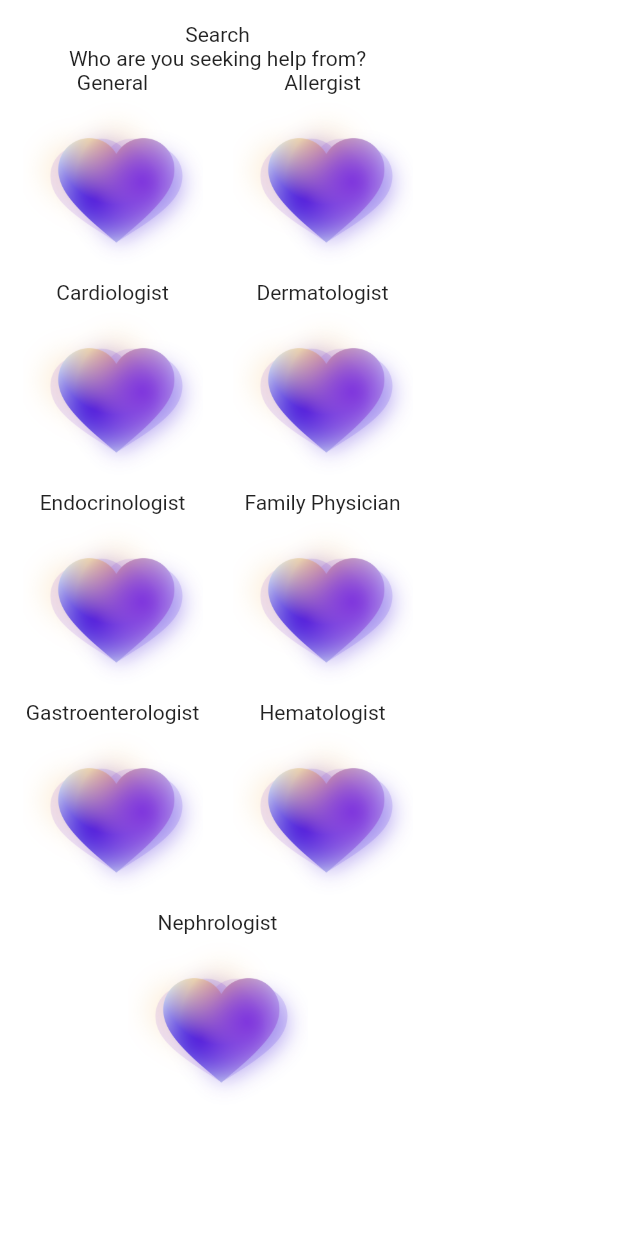
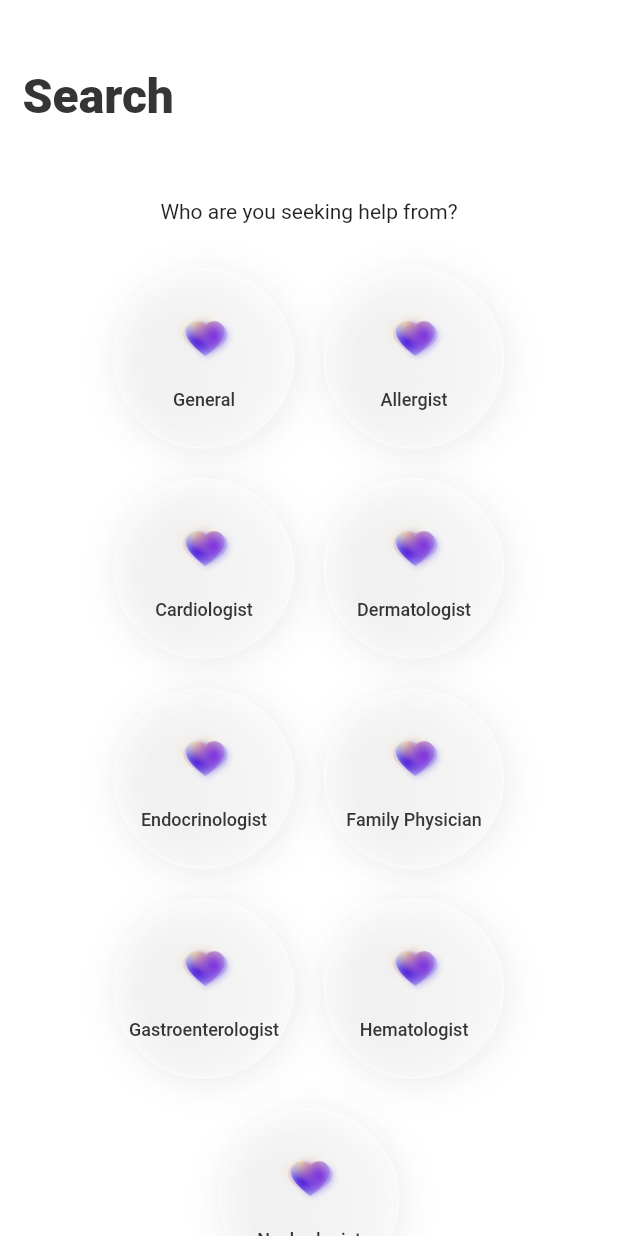
Before and after one commit to Black3800/zeeu, a Flutter app: the SearchPage screen opened directly with empty values, on a phone screen of 412 x 824 dp. Run offline on Flutter 3.47's test engine with Material 2 defaults, Android fonts, the phone set to English and light mode, and no system bars; our stand-ins replace cloud_firestore, file_picker, firebase_auth, firebase_core, firebase_storage, flutter_image_compress and 3 more; accounts and stored records are empty.

Commit message:
Update Search page

```diff
--- a/lib/pages/search_page.dart
+++ b/lib/pages/search_page.dart
@@ -1,9 +1,11 @@
 import 'package:ZeeU/utils/constants.dart';
+import 'package:ZeeU/utils/palette.dart';
 import 'package:ZeeU/widgets/search/specialty_card.dart';
 import 'package:flutter/material.dart';
 
 class SearchPage extends StatefulWidget {
-  const SearchPage({Key? key, required this.notifyRouteChange}) : super(key: key);
+  const SearchPage({Key? key, required this.notifyRouteChange})
+      : super(key: key);
 
   final Function(String, String) notifyRouteChange;
 
@@ -12,7 +14,6 @@ class SearchPage extends StatefulWidget {
 }
 
 class _SearchPageState extends State<SearchPage> {
-
   @override
   Widget build(BuildContext context) {
     return Scaffold(
@@ -20,10 +21,30 @@ class _SearchPageState extends State<SearchPage> {
         body: SingleChildScrollView(
           child: Padding(
               padding: const EdgeInsets.all(15),
-            child: Column(
-              children: [
-                const Text('Search'),
-                const Text('Who are you seeking help from?'),
+              child: Column(children: [
+                const SizedBox(
+                  height: 30,
+                ),
+                Align(
+                  alignment: Alignment.topLeft,
+                  child: Text(
+                    'Search',
+                    style: Theme.of(context)
+                        .textTheme
+                        .headline1!
+                        .apply(color: Palette.jet),
+                  ),
+                ),
+                const SizedBox(
+                  height: 50,
+                ),
+                const Align(
+                  alignment: Alignment.topCenter,
+                  child: Text('Who are you seeking help from?'),
+                ),
+                const SizedBox(
+                  height: 30,
+                ),
                 Wrap(
                     alignment: WrapAlignment.spaceAround,
                     runAlignment: WrapAlignment.spaceAround,
@@ -33,15 +54,13 @@ class _SearchPageState extends State<SearchPage> {
                         .map((e) => SpecialtyCard(
                               specialty: e,
                               onTap: () {
-                                Navigator.of(context).pushNamed('/doctors', arguments: e);
+                                Navigator.of(context)
+                                    .pushNamed('/doctors', arguments: e);
                                 widget.notifyRouteChange('push', '/doctors');
                               },
                             ))
-                        .toList()
-                )
-              ]
-            )
-          ),
+                        .toList())
+              ])),
         ));
   }
 }
--- a/lib/widgets/search/specialty_card.dart
+++ b/lib/widgets/search/specialty_card.dart
@@ -1,13 +1,11 @@
 import 'package:ZeeU/utils/constants.dart';
 import 'package:ZeeU/utils/palette.dart';
 import 'package:flutter/material.dart';
+import 'package:google_fonts/google_fonts.dart';
 
 class SpecialtyCard extends StatelessWidget {
-  const SpecialtyCard({
-    Key? key,
-    required this.specialty,
-    this.onTap
-  }) : super(key: key);
+  const SpecialtyCard({Key? key, required this.specialty, this.onTap})
+      : super(key: key);
 
   final String specialty;
   final Function()? onTap;
@@ -19,16 +17,50 @@ class SpecialtyCard extends StatelessWidget {
         child: Container(
             width: 120,
             height: 120,
-        decoration: const BoxDecoration(
-          color: Palette.white
+            decoration: BoxDecoration(
+              color: const Color.fromRGBO(255, 255, 255, 1),
+              shape: BoxShape.circle,
+              border: Border.all(
+                color: const Color.fromRGBO(255, 255, 255, 1),
+                width: 0.5,
+              ),
+              boxShadow: const [
+                BoxShadow(
+                    color: Color.fromRGBO(53, 53, 53, 0.10000000149011612),
+                    offset: Offset(2, 3),
+                    blurRadius: 20)
+              ],
+              gradient: const LinearGradient(
+                  begin: Alignment(0.6023529171943665, 0.48941177129745483),
+                  end: Alignment(-0.48941177129745483, 0.6023529171943665),
+                  colors: [
+                    Color.fromRGBO(255, 255, 255, 0.5),
+                    Color.fromRGBO(255, 255, 255, 0.30000001192092896)
+                  ]),
             ),
             child: Column(
+              mainAxisAlignment: MainAxisAlignment.center,
               children: [
-            Text(specialty),
-            Image(image: AssetImage(Constants.specialtiesImg[specialty]!))
+                Image(
+                  image: AssetImage(
+                    Constants.specialtiesImg[specialty]!,
+                  ),
+                  width: 40,
+                  height: 40,
+                  fit: BoxFit.fitWidth,
+                ),
+                const SizedBox(
+                  height: 15,
+                ),
+                Text(
+                  specialty,
+                  style: GoogleFonts.roboto(
+                    fontWeight: FontWeight.w500,
+                    color: Palette.jet,
+                    fontSize: 12,
+                  ),
+                ),
               ],
-        )
-      )
-    );
+            )));
   }
 }
```
Lines whose indentation alone changed are shown as unchanged.
